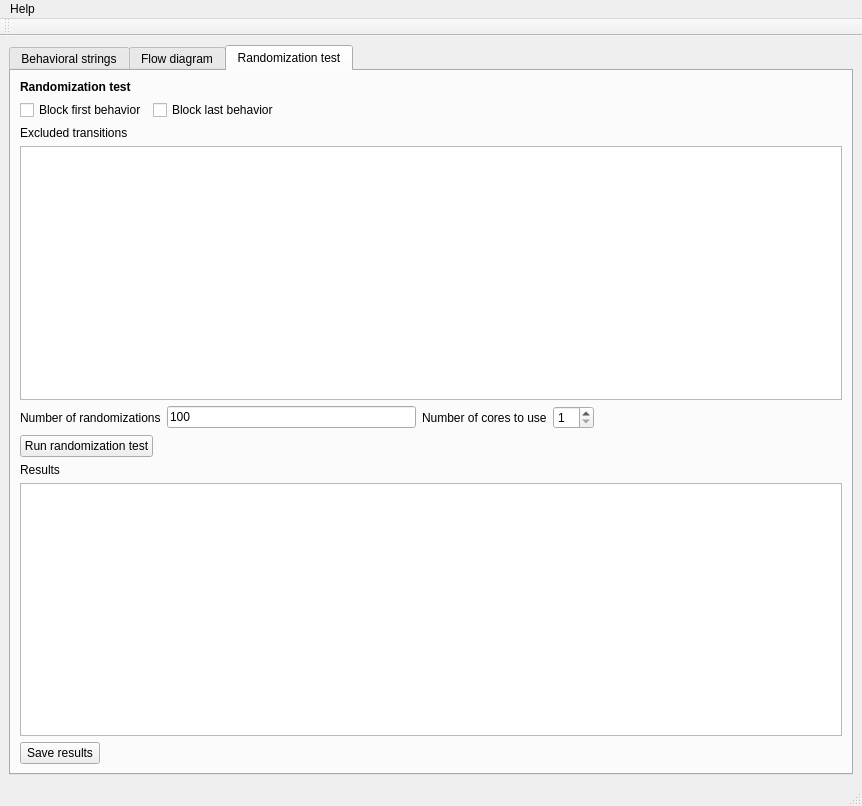
First picture: the form in behatrix.ui, repository olivierfriard/behatrix, before the edit.
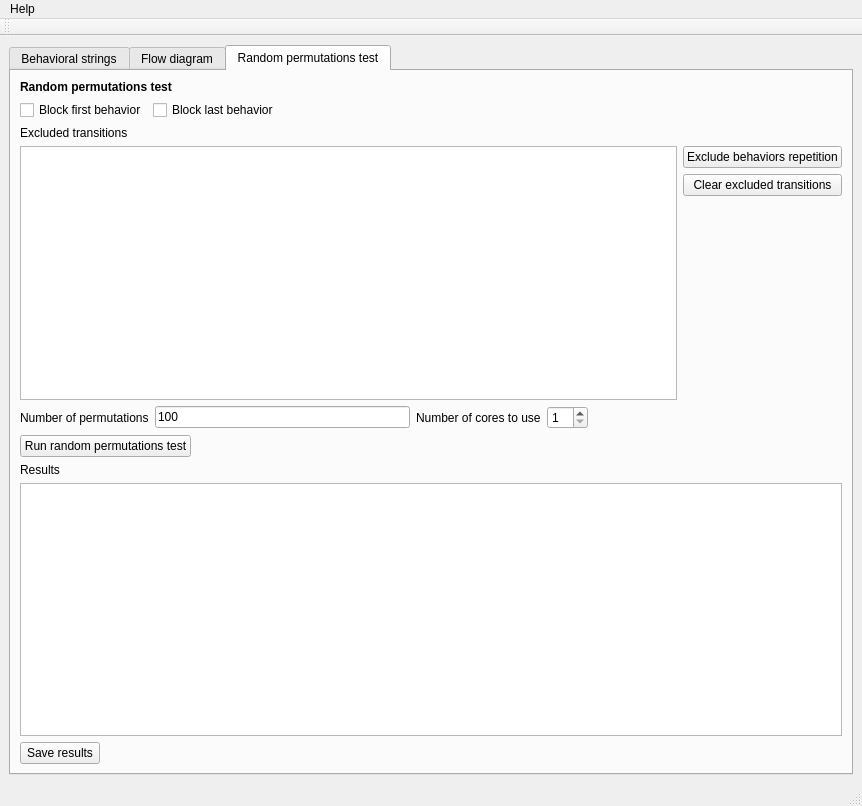
Second picture: the form after the edit. The open tabs and pages were chosen to show the change.

Commit message: add possibility to exclude repetitions from permutation test

```diff
--- a/behatrix.ui
+++ b/behatrix.ui
@@ -383,15 +383,13 @@
       </widget>
       <widget class="QWidget" name="tab_randomization">
        <attribute name="title">
-        <string>Randomization test</string>
+        <string>Random permutations test</string>
        </attribute>
-       <layout class="QVBoxLayout" name="verticalLayout_7">
-        <item>
-         <layout class="QVBoxLayout" name="verticalLayout">
+       <layout class="QVBoxLayout" name="verticalLayout_6">
           <item>
            <widget class="QLabel" name="label_5">
             <property name="text">
-             <string>&lt;b&gt;Randomization test&lt;/b&gt;</string>
+           <string>&lt;html&gt;&lt;head/&gt;&lt;body&gt;&lt;p&gt;&lt;span style=&quot; font-weight:600;&quot;&gt;Random permutations test&lt;/span&gt;&lt;/p&gt;&lt;/body&gt;&lt;/html&gt;</string>
             </property>
            </widget>
           </item>
@@ -434,14 +432,55 @@
            </widget>
           </item>
           <item>
-           <widget class="QPlainTextEdit" name="pte_excluded_transitions"/>
+         <layout class="QHBoxLayout" name="horizontalLayout_15">
+          <item>
+           <widget class="QPlainTextEdit" name="pte_excluded_transitions">
+            <property name="font">
+             <font>
+              <family>Monospace</family>
+             </font>
+            </property>
+           </widget>
+          </item>
+          <item>
+           <layout class="QVBoxLayout" name="verticalLayout">
+            <item>
+             <widget class="QPushButton" name="pb_exclude_repetition">
+              <property name="text">
+               <string>Exclude behaviors repetition</string>
+              </property>
+             </widget>
+            </item>
+            <item>
+             <widget class="QPushButton" name="pb_clear_excluded_transitions">
+              <property name="text">
+               <string>Clear excluded transitions</string>
+              </property>
+             </widget>
+            </item>
+            <item>
+             <spacer name="verticalSpacer_2">
+              <property name="orientation">
+               <enum>Qt::Vertical</enum>
+              </property>
+              <property name="sizeHint" stdset="0">
+               <size>
+                <width>20</width>
+                <height>40</height>
+               </size>
+              </property>
+             </spacer>
+            </item>
+           </layout>
+          </item>
+         </layout>
           </item>
           <item>
            <layout class="QHBoxLayout" name="horizontalLayout_3">
             <item>
              <widget class="QLabel" name="label">
               <property name="text">
-               <string>Number of randomizations</string>
+             <string>Number of permutations</string>
               </property>
              </widget>
             </item>
@@ -486,7 +525,7 @@
             <item>
              <widget class="QPushButton" name="pb_run_randomization_test">
               <property name="text">
-               <string>Run randomization test</string>
+             <string>Run random permutations test</string>
               </property>
              </widget>
             </item>
@@ -546,8 +585,6 @@
            </layout>
           </item>
          </layout>
-        </item>
-       </layout>
       </widget>
      </widget>
     </item>
```
Left out of the diff: 12 changed lines with no effect on the pictures. Lines whose indentation alone changed are shown as unchanged. The commit also changes 3 other files.
